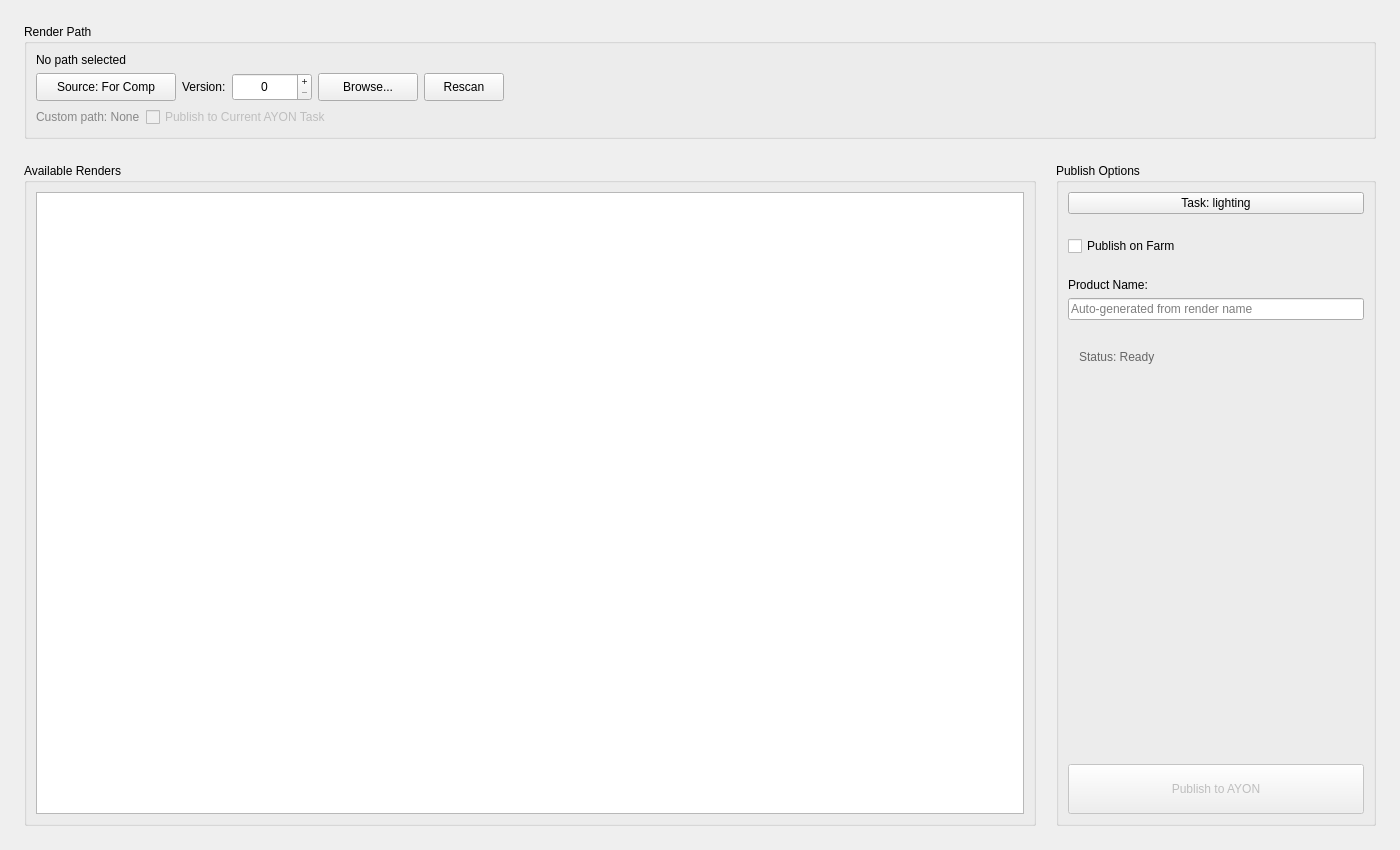
Above: resources/ui/tabs/republish.ui from cpt-cabbage/luma_tools before the change. Below: the same form after it.
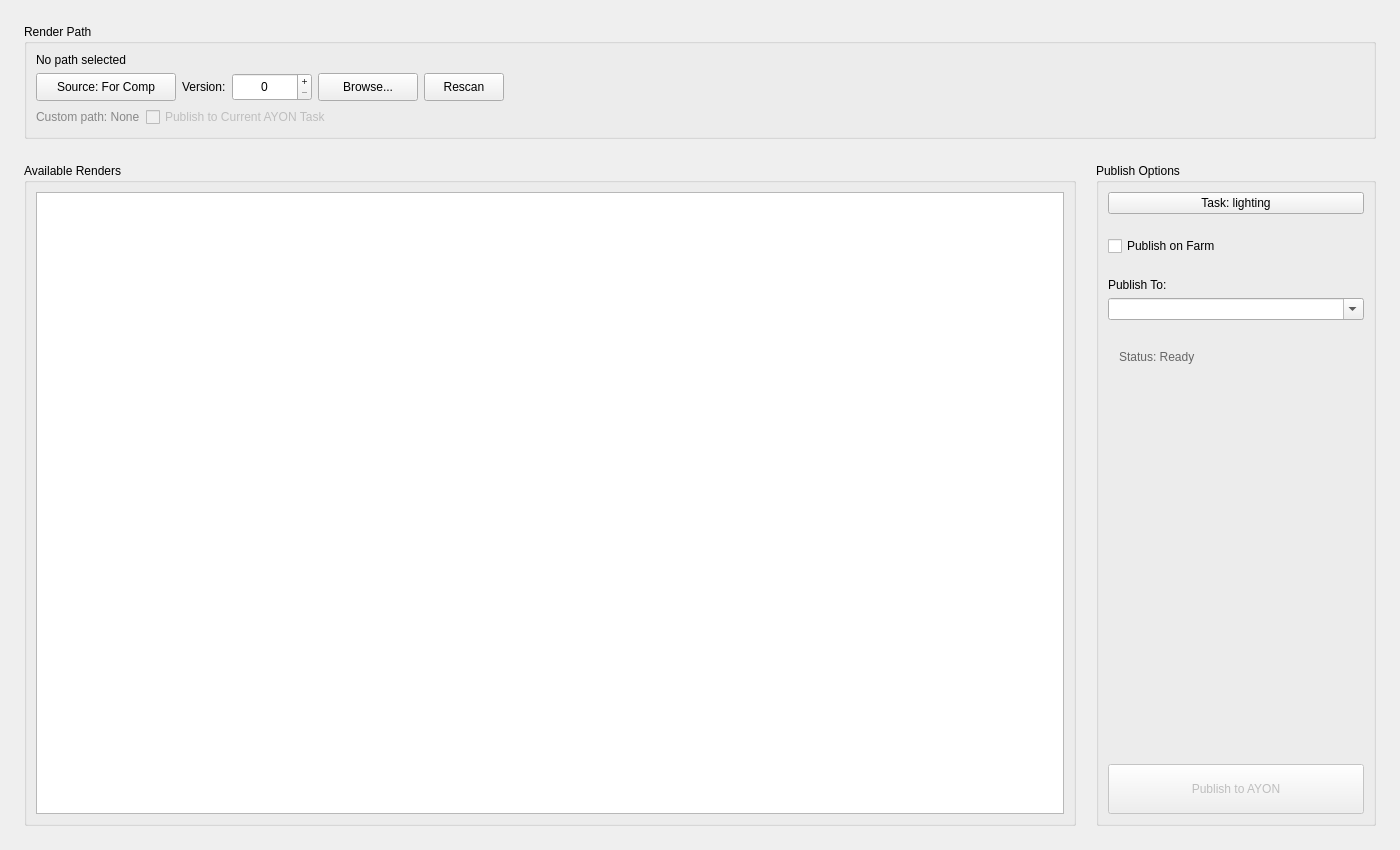
That is the form after the change.

Commit message: Add AYON publish source mode, cancellation support, and stability fixes

What changed in the file:
```diff
--- a/resources/ui/tabs/republish.ui
+++ b/resources/ui/tabs/republish.ui
@@ -282,17 +282,17 @@
         <item>
          <widget class="QLabel" name="republishProductNameLabel">
           <property name="text">
-           <string>Product Name:</string>
+           <string>Publish To:</string>
           </property>
          </widget>
         </item>
         <item>
-         <widget class="QLineEdit" name="RePublishProductName">
-          <property name="readOnly">
+         <widget class="QComboBox" name="RePublishProductName">
+          <property name="editable">
            <bool>true</bool>
           </property>
           <property name="placeholderText">
-           <string>Auto-generated from render name</string>
+           <string>Select or type product name</string>
           </property>
          </widget>
         </item>
```
Left out of the diff: 3 changed lines with no effect on the pictures. The commit also changes 59 other files.
